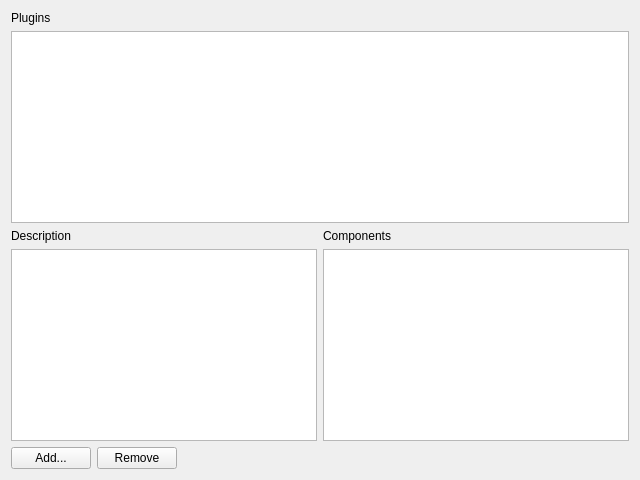
The window that Plugins/org.mitk.gui.qt.simulation/src/internal/QmitkSimulationPreferencePageControls.ui (MITK/MITK) describes before a commit, drawn with Qt 5.
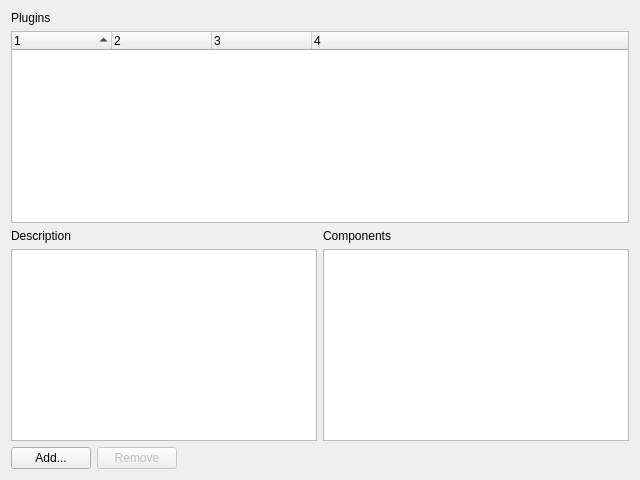
The same window after the commit.

Commit message: MITK simulation supports SOFA plugins now.

Patch:
```diff
--- a/Plugins/org.mitk.gui.qt.simulation/src/internal/QmitkSimulationPreferencePageControls.ui
+++ b/Plugins/org.mitk.gui.qt.simulation/src/internal/QmitkSimulationPreferencePageControls.ui
@@ -19,7 +19,10 @@
     </widget>
    </item>
    <item>
-    <widget class="QTableView" name="tblPlugins">
+    <widget class="QTreeWidget" name="pluginsTreeWidget">
+     <property name="editTriggers">
+      <set>QAbstractItemView::NoEditTriggers</set>
+     </property>
      <property name="alternatingRowColors">
       <bool>true</bool>
      </property>
@@ -29,18 +32,47 @@
      <property name="selectionBehavior">
       <enum>QAbstractItemView::SelectRows</enum>
      </property>
-     <property name="showGrid">
+     <property name="indentation">
+      <number>0</number>
+     </property>
+     <property name="rootIsDecorated">
+      <bool>false</bool>
+     </property>
+     <property name="itemsExpandable">
       <bool>false</bool>
      </property>
      <property name="sortingEnabled">
       <bool>true</bool>
      </property>
-     <property name="cornerButtonEnabled">
+     <property name="wordWrap">
       <bool>false</bool>
      </property>
-     <attribute name="verticalHeaderVisible">
+     <property name="columnCount">
+      <number>4</number>
+     </property>
+     <attribute name="headerCascadingSectionResizes">
       <bool>false</bool>
      </attribute>
+     <column>
+      <property name="text">
+       <string notr="true">1</string>
+      </property>
+     </column>
+     <column>
+      <property name="text">
+       <string notr="true">2</string>
+      </property>
+     </column>
+     <column>
+      <property name="text">
+       <string notr="true">3</string>
+      </property>
+     </column>
+     <column>
+      <property name="text">
+       <string notr="true">4</string>
+      </property>
+     </column>
     </widget>
    </item>
    <item>
@@ -81,7 +113,10 @@
       </widget>
      </item>
      <item>
-      <widget class="QPushButton" name="btnRemove">
+      <widget class="QPushButton" name="removeButton">
+       <property name="enabled">
+        <bool>false</bool>
+       </property>
        <property name="text">
         <string>Remove</string>
        </property>
```
Left out of the diff: 29 changed lines with no effect on the pictures. The commit also changes 3 other files.
